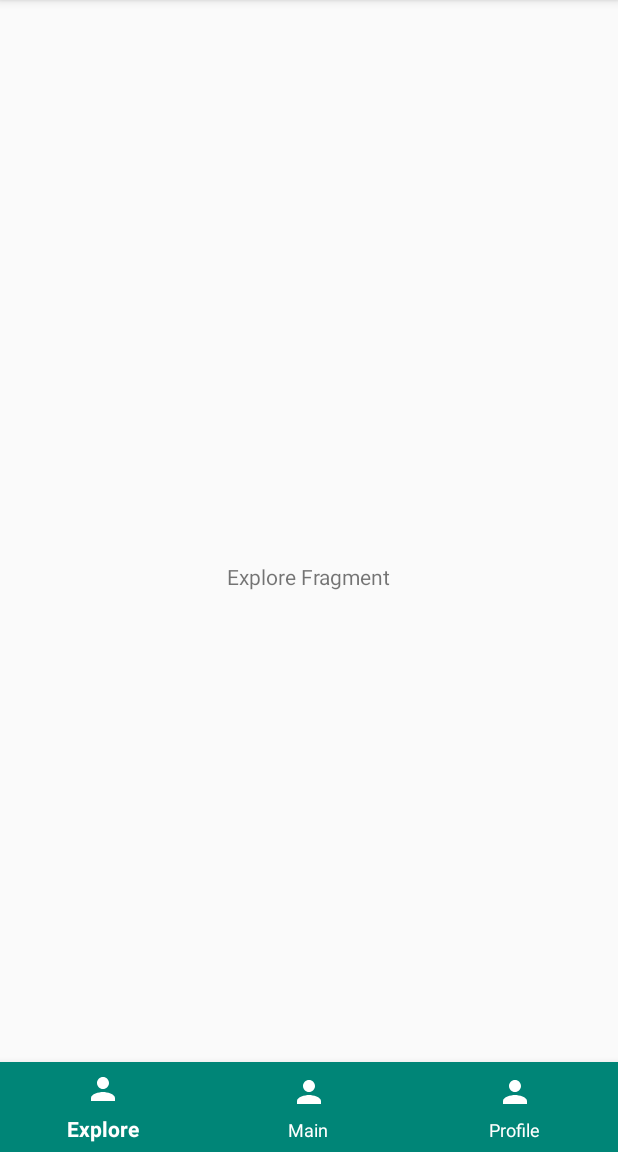
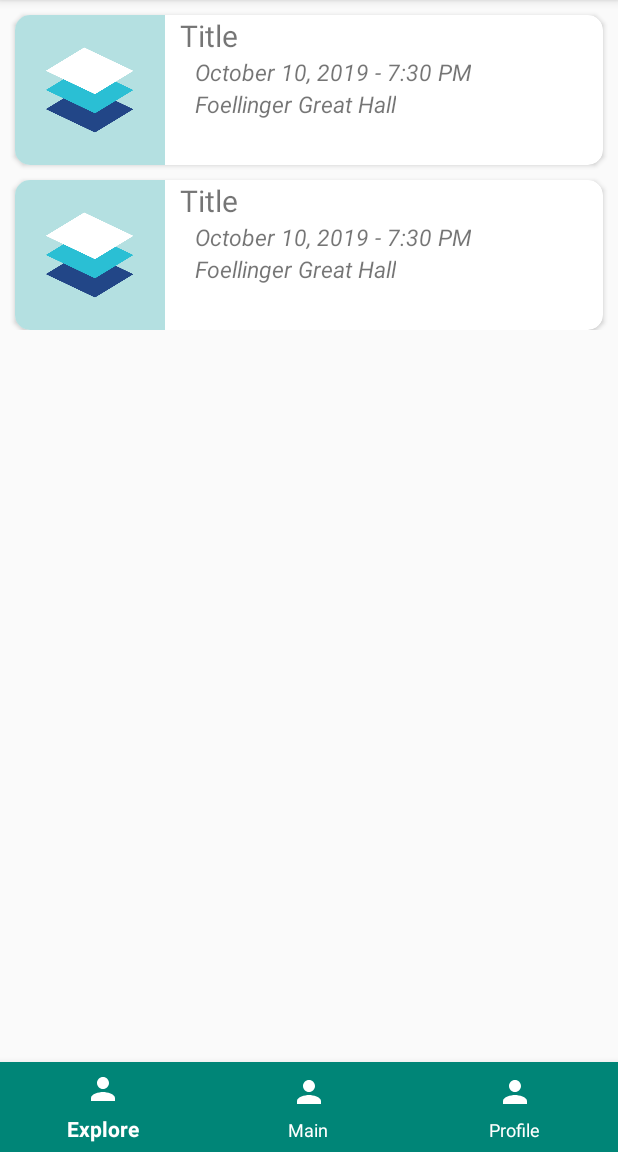
Before and after one commit to rprend/Silo, an Android app: the ExploreFragment screen opened through its navigation route, on a phone screen of 412 x 824 dp, the part 84-1236 px from its top. Run offline under Robolectric (Android 15) with nearby library versions, the phone set to English and light mode, and no system bars; our stand-ins replace navigation-ui.

Commit message:
Implement Recyclerview

```diff
--- a/silo_app/app/build.gradle
+++ b/silo_app/app/build.gradle
@@ -25,7 +25,7 @@ dependencies {
     implementation 'androidx.appcompat:appcompat:1.0.2'
     implementation 'androidx.constraintlayout:constraintlayout:1.1.3'
     implementation 'androidx.legacy:legacy-support-v4:1.0.0'
-    implementation 'com.google.android.material:material:1.1.0-beta01'
+    implementation 'com.google.android.material:material:1.0.0'
     testImplementation 'junit:junit:4.12'
     androidTestImplementation 'androidx.test.ext:junit:1.1.0'
     androidTestImplementation 'androidx.test.espresso:espresso-core:3.1.1'
--- /dev/null
+++ b/silo_app/app/src/main/java/com/silo/silo_app/ExploreAdapter.kt
@@ -0,0 +1,44 @@
+package com.silo.silo_app
+
+import android.content.Intent
+import android.media.Image
+import android.view.LayoutInflater
+import android.view.ViewGroup
+import android.widget.ImageView
+import android.widget.TextView
+import androidx.recyclerview.widget.RecyclerView
+import com.google.android.material.card.MaterialCardView
+
+
+class ExploreAdapter (private val dataSet: List<String>):
+
+    RecyclerView.Adapter<ExploreAdapter.RecyclerViewHolder>() {
+
+    class RecyclerViewHolder(val view: MaterialCardView): RecyclerView.ViewHolder(view)
+
+    override fun onCreateViewHolder(parent: ViewGroup, viewType: Int): RecyclerViewHolder {
+        val cardView = LayoutInflater.from(parent.context)
+            .inflate(R.layout.explore_card, parent, false) as MaterialCardView
+
+        return RecyclerViewHolder(cardView)
+    }
+
+    override fun getItemCount(): Int {
+        return dataSet.size
+    }
+
+    override fun onBindViewHolder(holder: RecyclerViewHolder, position: Int) {
+//        val text: TextView = holder.view.findViewById(R.id.big_card_text_title)
+//        val image: ImageView = holder.view.findViewById(R.id.image_bigcard)
+//        val title = dataSet[position]
+//        text.text = title
+//        if (position == 0) image.setImageResource(R.drawable.bookbinder)
+//
+//        holder.view.setOnClickListener {
+//            val context = it.context
+//            val intent = Intent(context, InfoActivity::class.java)
+//            intent.putExtra(TITLE_INTENT, title)
+//            context.startActivity(intent)
+//        }
+    }
+}
--- a/silo_app/app/src/main/java/com/silo/silo_app/ExploreFragment.java
+++ /dev/null
@@ -1,104 +0,0 @@
-package com.silo.silo_app;
-
-import android.content.Context;
-import android.net.Uri;
-import android.os.Bundle;
-
-import androidx.fragment.app.Fragment;
-
-import android.view.LayoutInflater;
-import android.view.View;
-import android.view.ViewGroup;
-
-
-/**
- * A simple {@link Fragment} subclass.
- * Activities that contain this fragment must implement the
- * {@link ExploreFragment.OnFragmentInteractionListener} interface
- * to handle interaction events.
- * Use the {@link ExploreFragment#newInstance} factory method to
- * create an instance of this fragment.
- */
-public class ExploreFragment extends Fragment {
-    // TODO: Rename parameter arguments, choose names that match
-    // the fragment initialization parameters, e.g. ARG_ITEM_NUMBER
-    private static final String ARG_PARAM1 = "param1";
-    private static final String ARG_PARAM2 = "param2";
-
-    // TODO: Rename and change types of parameters
-    private String mParam1;
-    private String mParam2;
-
-    private OnFragmentInteractionListener mListener;
-
-    public ExploreFragment() {
-        // Required empty public constructor
-    }
-
-    /**
-     * Use this factory method to create a new instance of
-     * this fragment using the provided parameters.
-     *
-     * @param param1 Parameter 1.
-     * @param param2 Parameter 2.
-     * @return A new instance of fragment ExploreFragment.
-     */
-    // TODO: Rename and change types and number of parameters
-    public static ExploreFragment newInstance(String param1, String param2) {
-        ExploreFragment fragment = new ExploreFragment();
-        Bundle args = new Bundle();
-        args.putString(ARG_PARAM1, param1);
-        args.putString(ARG_PARAM2, param2);
-        fragment.setArguments(args);
-        return fragment;
-    }
-
-    @Override
-    public void onCreate(Bundle savedInstanceState) {
-        super.onCreate(savedInstanceState);
-        if (getArguments() != null) {
-            mParam1 = getArguments().getString(ARG_PARAM1);
-            mParam2 = getArguments().getString(ARG_PARAM2);
-        }
-    }
-
-    @Override
-    public View onCreateView(LayoutInflater inflater, ViewGroup container,
-                             Bundle savedInstanceState) {
-        // Inflate the layout for this fragment
-        return inflater.inflate(R.layout.fragment_explore, container, false);
-    }
-
-    // TODO: Rename method, update argument and hook method into UI event
-    public void onButtonPressed(Uri uri) {
-        if (mListener != null) {
-            mListener.onFragmentInteraction(uri);
-        }
-    }
-
-    @Override
-    public void onAttach(Context context) {
-        super.onAttach(context);
-    }
-
-    @Override
-    public void onDetach() {
-        super.onDetach();
-        mListener = null;
-    }
-
-    /**
-     * This interface must be implemented by activities that contain this
-     * fragment to allow an interaction in this fragment to be communicated
-     * to the activity and potentially other fragments contained in that
-     * activity.
-     * <p>
-     * See the Android Training lesson <a href=
-     * "http://developer.android.com/training/basics/fragments/communicating.html"
-     * >Communicating with Other Fragments</a> for more information.
-     */
-    public interface OnFragmentInteractionListener {
-        // TODO: Update argument type and name
-        void onFragmentInteraction(Uri uri);
-    }
-}
--- /dev/null
+++ b/silo_app/app/src/main/java/com/silo/silo_app/ExploreFragment.kt
@@ -0,0 +1,92 @@
+package com.silo.silo_app
+
+import android.content.Context
+import android.net.Uri
+import android.os.Bundle
+import androidx.fragment.app.Fragment
+import android.view.LayoutInflater
+import android.view.View
+import android.view.ViewGroup
+import androidx.recyclerview.widget.LinearLayoutManager
+import androidx.recyclerview.widget.RecyclerView
+
+// TODO: Rename parameter arguments, choose names that match
+// the fragment initialization parameters, e.g. ARG_ITEM_NUMBER
+private const val ARG_PARAM1 = "param1"
+private const val ARG_PARAM2 = "param2"
+
+/**
+ * A simple [Fragment] subclass.
+ * Activities that contain this fragment must implement the
+ * [ExploreFragment.OnFragmentInteractionListener] interface
+ * to handle interaction events.
+ * Use the [ExploreFragment.newInstance] factory method to
+ * create an instance of this fragment.
+ */
+class ExploreFragment : Fragment() {
+    private lateinit var recyclerView: RecyclerView
+    private lateinit var viewAdapter: RecyclerView.Adapter<*>
+    private lateinit var viewManager: RecyclerView.LayoutManager
+
+    private var listener: OnFragmentInteractionListener? = null
+
+    override fun onCreate(savedInstanceState: Bundle?) {
+        super.onCreate(savedInstanceState)
+
+    }
+
+    override fun onCreateView(
+        inflater: LayoutInflater, container: ViewGroup?,
+        savedInstanceState: Bundle?
+    ): View? {
+        val mDataSet: List<String> = listOf("Example 1", "Example 2")
+
+        viewManager = LinearLayoutManager(container!!.context)
+        viewAdapter = ExploreAdapter(mDataSet)
+
+        val view: View = inflater.inflate(R.layout.fragment_explore, container, false)
+
+        recyclerView = view.findViewById<RecyclerView>(R.id.recycler_view).apply {
+            setHasFixedSize(true)
+            layoutManager = viewManager
+            adapter = viewAdapter
+        }
+
+        return view
+    }
+
+    // TODO: Rename method, update argument and hook method into UI event
+    fun onButtonPressed(uri: Uri) {
+        listener?.onFragmentInteraction(uri)
+    }
+
+    override fun onAttach(context: Context) {
+        super.onAttach(context)
+//        if (context is OnFragmentInteractionListener) {
+//            listener = context
+//        } else {
+//            throw RuntimeException(context.toString() + " must implement OnFragmentInteractionListener")
+//        }
+    }
+
+    override fun onDetach() {
+        super.onDetach()
+        listener = null
+    }
+
+    /**
+     * This interface must be implemented by activities that contain this
+     * fragment to allow an interaction in this fragment to be communicated
+     * to the activity and potentially other fragments contained in that
+     * activity.
+     *
+     *
+     * See the Android Training lesson [Communicating with Other Fragments]
+     * (http://developer.android.com/training/basics/fragments/communicating.html)
+     * for more information.
+     */
+    interface OnFragmentInteractionListener {
+        // TODO: Update argument type and name
+        fun onFragmentInteraction(uri: Uri)
+    }
+}
--- /dev/null
+++ b/silo_app/app/src/main/res/layout/explore_card.xml
@@ -0,0 +1,61 @@
+<?xml version="1.0" encoding="utf-8"?>
+
+<com.google.android.material.card.MaterialCardView xmlns:android="http://schemas.android.com/apk/res/android"
+    android:layout_width="match_parent"
+    android:layout_height="@dimen/small_card_height"
+    xmlns:app="http://schemas.android.com/apk/res-auto"
+    app:cardCornerRadius="10dp"
+    android:layout_marginTop="@dimen/padding_default"
+    android:layout_marginLeft="@dimen/padding_default"
+    android:layout_marginRight="@dimen/padding_default">
+
+    <RelativeLayout
+        android:layout_width="match_parent"
+        android:layout_height="wrap_content">
+
+        <ImageView
+            android:id="@+id/image_bigcard"
+            android:transitionName="image"
+            android:layout_width="@dimen/small_card_height"
+            android:layout_height="@dimen/small_card_height"
+            android:layout_alignParentStart="true"
+            android:scaleType="fitXY"
+            android:src="@drawable/materialdesign_image" />
+
+        <TextView
+            android:layout_width="wrap_content"
+            android:layout_height="wrap_content"
+            android:transitionName="title"
+            android:text="Title"
+            android:paddingLeft="@dimen/padding_default"
+            android:id="@+id/title"
+            android:layout_toRightOf="@+id/image_bigcard"
+            android:textSize="@dimen/subheader_size"/>
+
+        <TextView
+            android:id="@+id/time"
+            android:layout_width="wrap_content"
+            android:layout_height="wrap_content"
+            android:paddingLeft="@dimen/padding_big"
+            android:paddingRight="@dimen/padding_big"
+            android:layout_below="@id/title"
+            android:layout_toRightOf="@id/image_bigcard"
+            android:textSize="@dimen/body_size"
+            android:textStyle="italic"
+            android:text="October 10, 2019 - 7:30 PM"/>
+
+        <TextView
+            android:id="@+id/location"
+            android:layout_width="wrap_content"
+            android:layout_height="wrap_content"
+            android:paddingLeft="@dimen/padding_big"
+            android:paddingRight="@dimen/padding_big"
+            android:paddingBottom="@dimen/padding_default"
+            android:layout_below="@id/time"
+            android:layout_toRightOf="@id/image_bigcard"
+            android:textSize="@dimen/body_size"
+            android:textStyle="italic"
+            android:text="Foellinger Great Hall"/>
+    </RelativeLayout>
+
+</com.google.android.material.card.MaterialCardView>
--- a/silo_app/app/src/main/res/layout/fragment_explore.xml
+++ b/silo_app/app/src/main/res/layout/fragment_explore.xml
@@ -7,14 +7,10 @@
     android:layout_height="match_parent"
     tools:context=".ExploreFragment">
 
-    <TextView
-        android:id="@+id/textView3"
-        android:layout_width="wrap_content"
+    <androidx.recyclerview.widget.RecyclerView
+        android:id="@+id/recycler_view"
+        android:layout_width="match_parent"
         android:layout_height="wrap_content"
-        android:text="Explore Fragment"
-        app:layout_constraintBottom_toBottomOf="parent"
-        app:layout_constraintEnd_toEndOf="parent"
-        app:layout_constraintStart_toStartOf="parent"
         app:layout_constraintTop_toTopOf="parent" />
 
 </androidx.constraintlayout.widget.ConstraintLayout>
```
Also changed, not shown: silo_app/app/src/main/res/drawable/materialdesign_image.png (added).
